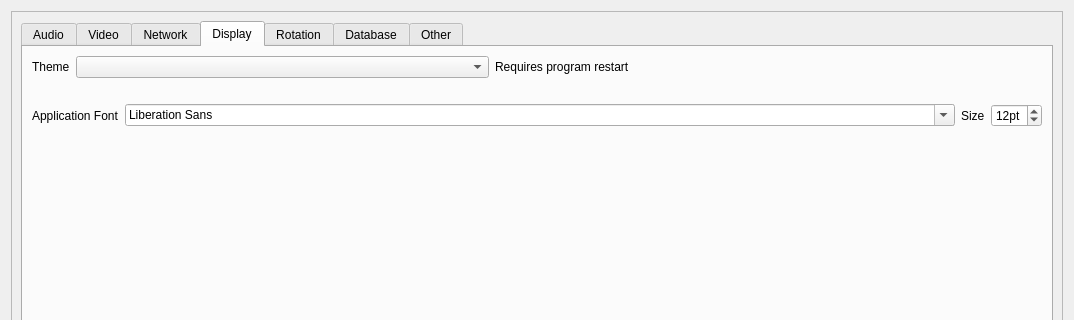
Old version of the form OpenKJ/dlgsettings.ui in the repository OpenKJ/OpenKJ; both pictures show x 0 to 1074 and y 0 to 320 of the 1074 by 923 pixel window.
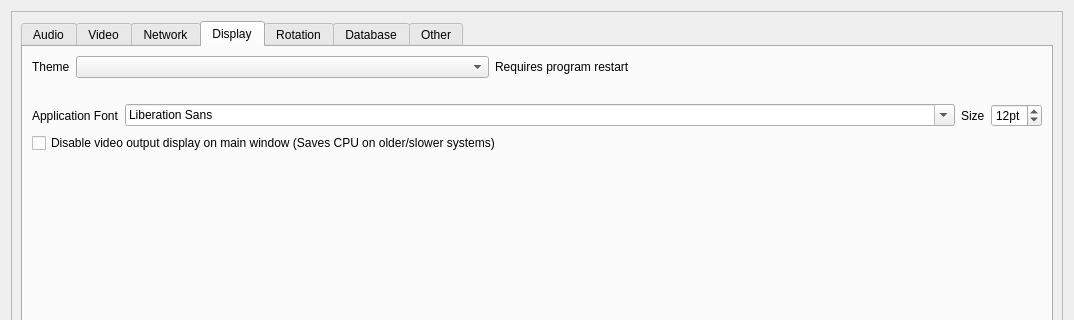
New version of the form. The open tabs and pages were chosen to show the change. Icons and pictures are not drawn.

Commit message: Add ability to disable main window video output

What changed in the file:
```diff
--- a/OpenKJ/dlgsettings.ui
+++ b/OpenKJ/dlgsettings.ui
@@ -1251,6 +1251,13 @@
               </item>
              </layout>
             </item>
+            <item>
+             <widget class="QCheckBox" name="cbxPreviewEnabled">
+              <property name="text">
+               <string>Disable video output display on main window (Saves CPU on older/slower systems)</string>
+              </property>
+             </widget>
+            </item>
             <item>
              <spacer name="verticalSpacer_5">
               <property name="orientation">
```
Left out of the diff: 2 changed lines with no effect on the pictures. The commit also changes 16 other files.
